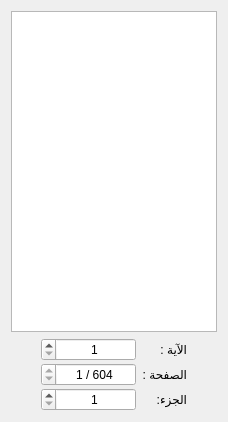
First picture: the form in src/indexwidget.ui, repository boussouira/moltaqa, before the edit.
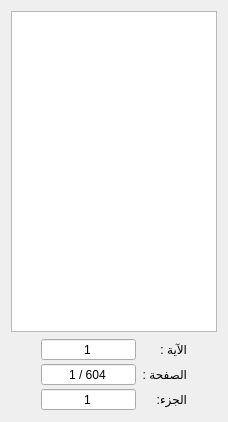
Second picture: the form after the edit.

```diff
--- a/src/indexwidget.ui
+++ b/src/indexwidget.ui
@@ -47,12 +47,15 @@
      </item>
      <item row="0" column="1">
       <widget class="QSpinBox" name="spinAya">
-       <property name="layoutDirection">
-        <enum>Qt::RightToLeft</enum>
-       </property>
        <property name="alignment">
         <set>Qt::AlignCenter</set>
        </property>
+       <property name="readOnly">
+        <bool>true</bool>
+       </property>
+       <property name="buttonSymbols">
+        <enum>QAbstractSpinBox::NoButtons</enum>
+       </property>
        <property name="minimum">
         <number>1</number>
        </property>
@@ -83,7 +86,7 @@
         <bool>true</bool>
        </property>
        <property name="buttonSymbols">
-        <enum>QAbstractSpinBox::UpDownArrows</enum>
+        <enum>QAbstractSpinBox::NoButtons</enum>
        </property>
        <property name="suffix">
         <string> / 604</string>
@@ -111,6 +114,12 @@
        <property name="alignment">
         <set>Qt::AlignCenter</set>
        </property>
+       <property name="readOnly">
+        <bool>true</bool>
+       </property>
+       <property name="buttonSymbols">
+        <enum>QAbstractSpinBox::NoButtons</enum>
+       </property>
        <property name="minimum">
         <number>1</number>
        </property>
```
Left out of the diff: 3 changed lines with no effect on the pictures.
